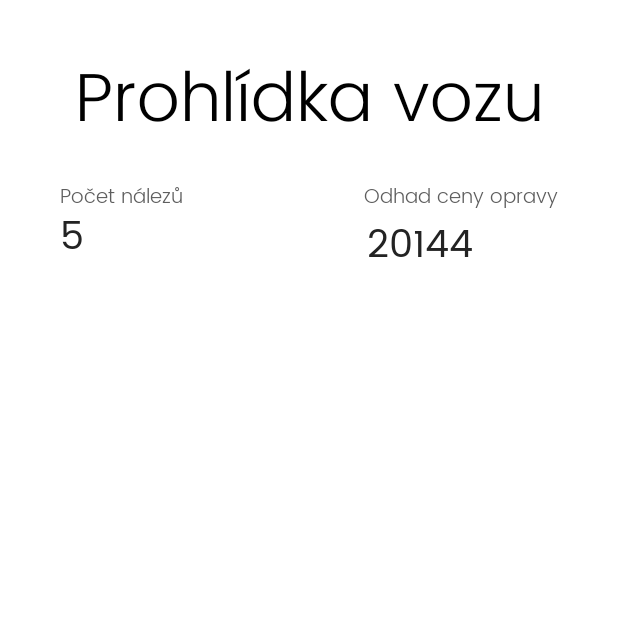
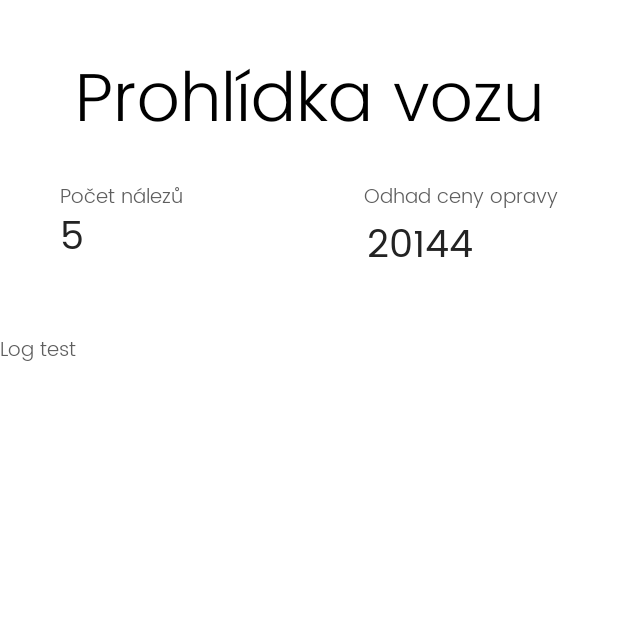
Before and after one commit to MichaelKazda/VirtBook, an Android app: the SecondActivity screen opened directly, with no data from a screen before it, on a phone screen of 412 x 824 dp, the top half of it. Run offline under Robolectric (Android 15) with nearby library versions, the phone set to English and light mode, and no system bars; libraries missing offline, so code that uses them is left out: com.anychart, com.anychart.chart, com.anychart.charts; 2 statements that could not run were skipped.

```diff
--- a/app/src/main/java/com/example/virtbook/FirstFragment.kt
+++ b/app/src/main/java/com/example/virtbook/FirstFragment.kt
@@ -80,7 +80,7 @@ class FirstFragment : Fragment() {
                 view.findViewById<Button>(R.id.checkBtn).setOnClickListener {
                     // Creating new activity
                     val intent = Intent(activity, SecondActivity::class.java).apply {
-                        putExtra("data", carData["carCheckData"].toString())
+                        putExtra("data", carData["carCheck"].toString())
                     }
                     startActivity(intent)
                 }
--- a/app/src/main/java/com/example/virtbook/SecondActivity.kt
+++ b/app/src/main/java/com/example/virtbook/SecondActivity.kt
@@ -2,17 +2,53 @@ package com.example.virtbook
 
 import android.os.Bundle
 import android.util.Log
-import android.widget.TextView
 import androidx.appcompat.app.AppCompatActivity
+import com.example.virtbook.services.GraphicsMaker
 import com.google.gson.Gson
 import com.google.gson.internal.LinkedTreeMap
 import com.google.gson.reflect.TypeToken
+import java.lang.StringBuilder
+import java.sql.Timestamp
+import java.text.SimpleDateFormat
+import java.util.*
+import kotlin.collections.ArrayList
+import kotlin.collections.HashMap
 
 class SecondActivity : AppCompatActivity() {
+    private val graphicsMaker = GraphicsMaker()
+
     override fun onCreate(savedInstanceState: Bundle?) {
         super.onCreate(savedInstanceState)
         setContentView(R.layout.activity_second)
 
+        // Parsing JSON and generating views in Linear layout
+        val json = intent.getStringExtra("data")
+        val data: Map<String, Any> = Gson().fromJson(
+            json, object : TypeToken<HashMap<String?, Any?>?>() {}.type
+        )
 
+        // TODO naládovat data do grafické šablony a vložit do listview
+        val out = StringBuilder()
+        val checklists = data["productChecklist"] as List<*>
+        var errorsCount = 0  // TODO spočítat celkový počet nálezů - inputType checkbox bool
+        var x = 1
+        while(x <= checklists.size - 1){
+            val checkArea = checklists[x] as LinkedTreeMap<*,*>
+            val checkAreaChecklist = checkArea["checkAreaChecklist"] as ArrayList<*>
+            for(checkPoint in checkAreaChecklist){
+                checkPoint as LinkedTreeMap<*,*>
+                // Dividing data based on their input type
+                if(checkPoint["inputType"] == "checkBox"){
+                    val value = checkPoint["value"] as LinkedTreeMap<*,*>
+                    out.append(value["bool"].toString() + " " + value["note"].toString() + "\n")
+                }else if(checkPoint["inputType"] == "datePickerYear"){
+                    out.append(SimpleDateFormat("dd. MM. yyyy",  Locale.getDefault()).format(checkPoint["value"]) + "\n")
+                }else{
+                    out.append(checkPoint["value"].toString())
+                }
+            }
+            x++
+        }
+        Log.e("EPICCCC", out.toString())
     }
 }
--- a/app/src/main/res/layout/activity_second.xml
+++ b/app/src/main/res/layout/activity_second.xml
@@ -78,13 +78,23 @@
         <androidx.appcompat.widget.LinearLayoutCompat
             android:id="@+id/checkContainer"
             android:layout_width="match_parent"
-
             android:layout_height="wrap_content"
             android:layout_marginTop="30dp"
             app:layout_constraintEnd_toEndOf="parent"
             app:layout_constraintStart_toStartOf="parent"
             app:layout_constraintTop_toBottomOf="@+id/fixPrice">
 
+            <TextView
+                android:id="@+id/log"
+                android:layout_width="wrap_content"
+                android:layout_height="wrap_content"
+                android:layout_marginTop="15dp"
+                android:layout_marginEnd="40dp"
+                android:fontFamily="@font/poppins_thin"
+                android:text="Log test"
+                android:textColor="#5E5E5E"
+                android:textSize="13sp"/>
+
         </androidx.appcompat.widget.LinearLayoutCompat>
     </androidx.constraintlayout.widget.ConstraintLayout>
 </androidx.core.widget.NestedScrollView>
```
